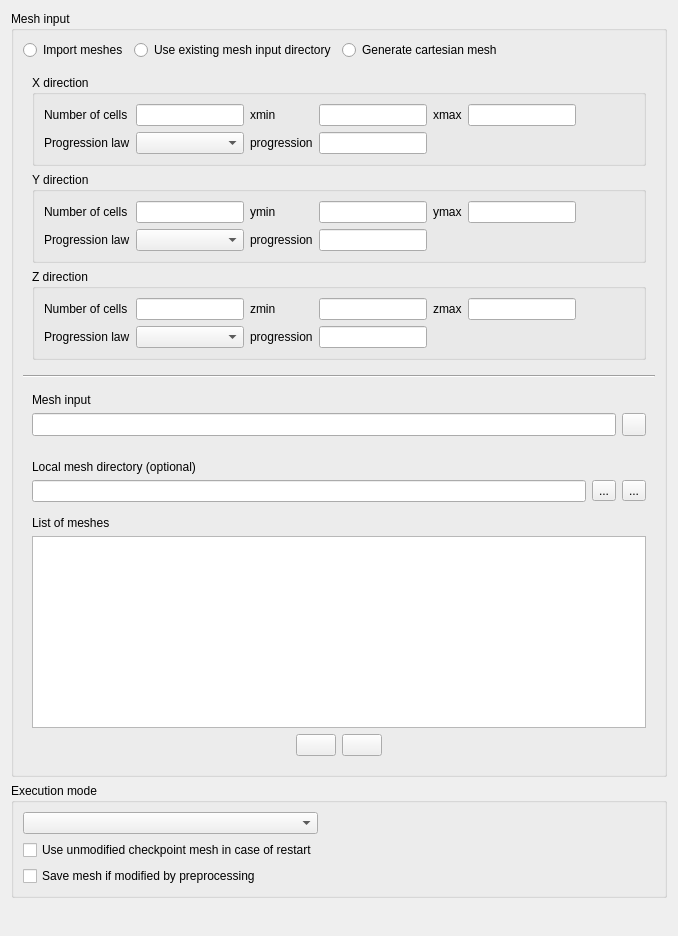
code-saturne/code_saturne, file python/code_saturne/gui/case/SolutionDomainForm.ui: the form before one commit.
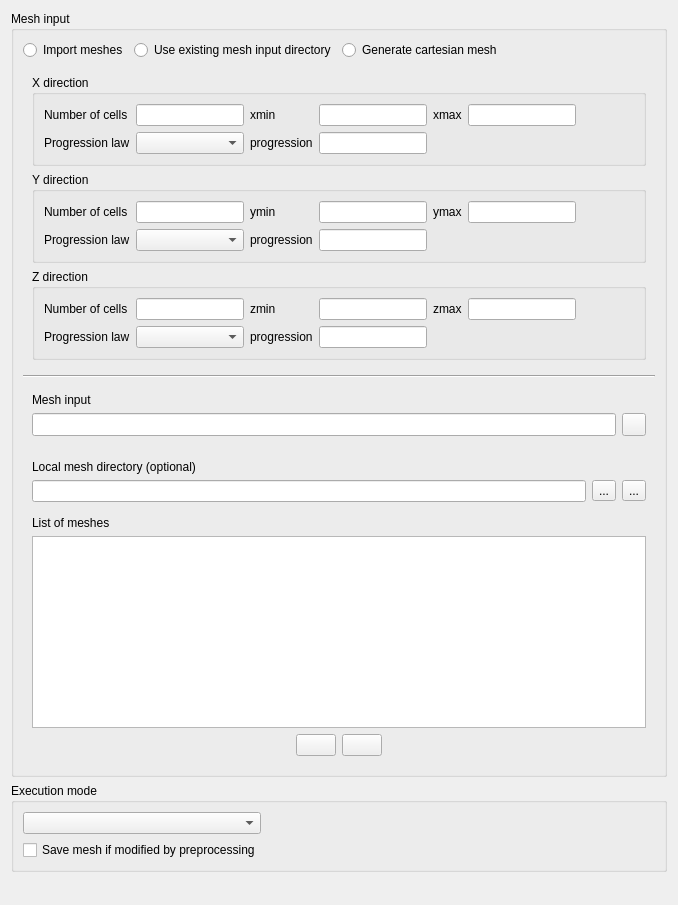
The form after the commit. Icons and pictures are not drawn.

Commit message: Restart: unify handling of mapping and preprocessing options.

```diff
--- a/python/code_saturne/gui/case/SolutionDomainForm.ui
+++ b/python/code_saturne/gui/case/SolutionDomainForm.ui
@@ -7,7 +7,7 @@
     <x>0</x>
     <y>0</y>
     <width>678</width>
-    <height>936</height>
+    <height>905</height>
    </rect>
   </property>
   <property name="sizePolicy">
@@ -29,6 +29,16 @@
       <string>Execution mode</string>
      </property>
      <layout class="QGridLayout" name="gridLayout">
+      <item row="2" column="0">
+       <widget class="QCheckBox" name="checkBoxMeshSave">
+        <property name="toolTip">
+         <string>&lt;html&gt;&lt;head/&gt;&lt;body&gt;&lt;p&gt;If preprocessing leads to mesh modification, save mesh_output for subsequent runs.&lt;/p&gt;&lt;p&gt;(mesh_output is moved to checkpoint/mesh_input at the first checkpoint output).&lt;/p&gt;&lt;/body&gt;&lt;/html&gt;</string>
+        </property>
+        <property name="text">
+         <string>Save mesh if modified by preprocessing</string>
+        </property>
+       </widget>
+      </item>
       <item row="1" column="0">
        <widget class="QComboBox" name="comboBoxRunType">
         <property name="minimumSize">
@@ -52,26 +62,6 @@
         </property>
        </spacer>
       </item>
-      <item row="2" column="0">
-       <widget class="QCheckBox" name="checkBoxMeshRestart">
-        <property name="toolTip">
-         <string>&lt;html&gt;&lt;head/&gt;&lt;body&gt;&lt;p&gt;In case of restart, automatically use the mesh_input from the matching checkpoint, and skip all preprocessing modifications.&lt;/p&gt;&lt;p&gt;This option is ignored when restarting from a different mesh.&lt;/p&gt;&lt;/body&gt;&lt;/html&gt;</string>
-        </property>
-        <property name="text">
-         <string>Use unmodified checkpoint mesh in case of restart</string>
-        </property>
-       </widget>
-      </item>
-      <item row="3" column="0">
-       <widget class="QCheckBox" name="checkBoxMeshSave">
-        <property name="toolTip">
-         <string>&lt;html&gt;&lt;head/&gt;&lt;body&gt;&lt;p&gt;If preprocessing leads to mesh modification, save mesh_output for subsequent runs.&lt;/p&gt;&lt;p&gt;(mesh_output is moved to checkpoint/mesh_input at the first checkpoint output).&lt;/p&gt;&lt;/body&gt;&lt;/html&gt;</string>
-        </property>
-        <property name="text">
-         <string>Save mesh if modified by preprocessing</string>
-        </property>
-       </widget>
-      </item>
      </layout>
     </widget>
    </item>
```
The commit also changes 25 other files.
